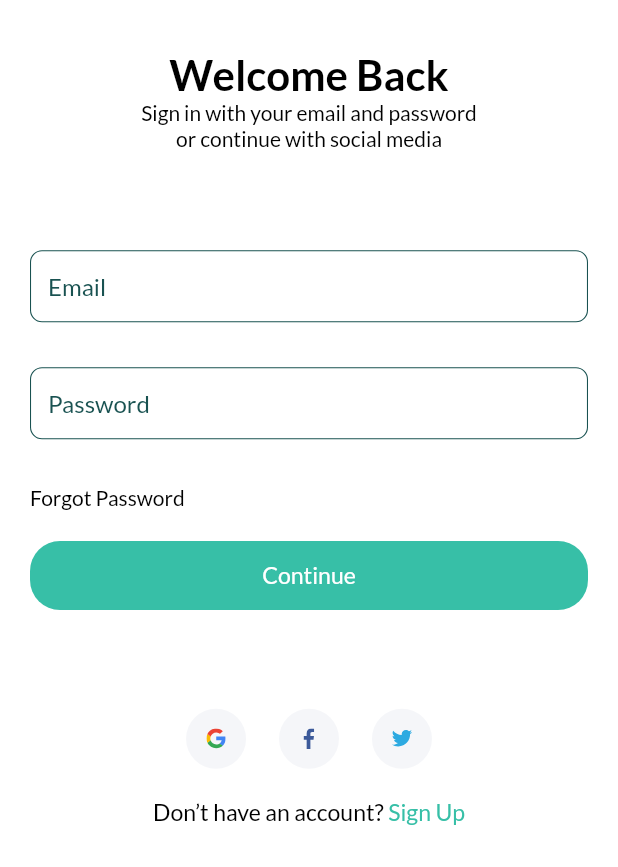
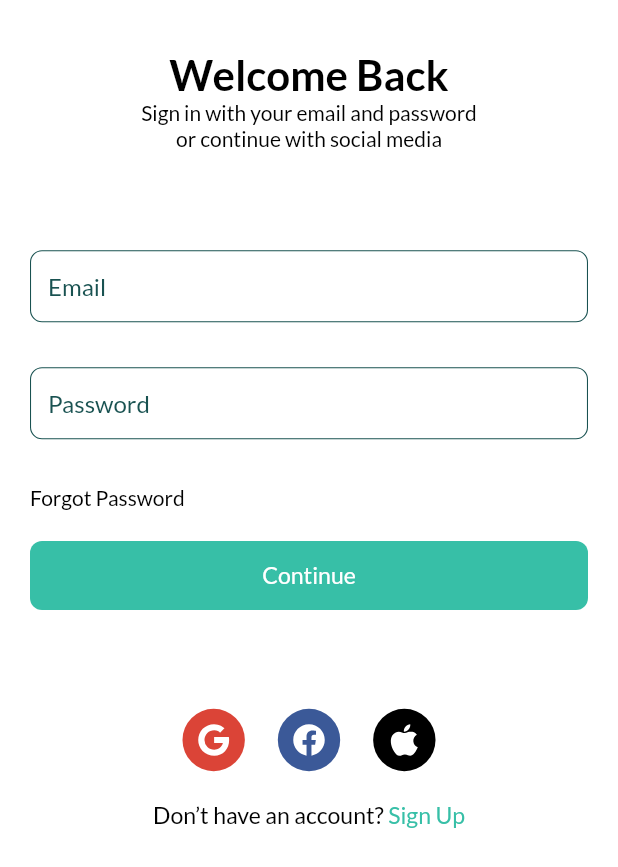
Before and after one commit to renankanu/app_kanu_delivery, a Flutter app: the SignInScreen screen opened by its route, on a phone screen of 412 x 824 dp. Shown: the top 867 px of the screen. Run offline on Flutter 3.47's test engine with Material 2 defaults, Android fonts, the phone set to English and light mode, and no system bars; our stand-ins replace flutter_icons, flutter_modular, flutter_svg, font_awesome_flutter.

Commit message:
Refactor - alter social icons from sign screen

```diff
--- a/lib/app/constants.dart
+++ b/lib/app/constants.dart
@@ -9,6 +9,8 @@ const kVictoria = const Color(0xFF544482);
 const kWhite = const Color(0xFFFFFFFF);
 const kBblack = const Color(0xFF000000);
 const kTextColor = Color(0xFF000000);
+const kFaceColor = Color(0xFF3b5998);
+const kGoogleColor = Color(0xFFDB4437);
 
 const kAnimationDuration = Duration(milliseconds: 400);
 
--- a/lib/app/pages/sign_in/widget/body.dart
+++ b/lib/app/pages/sign_in/widget/body.dart
@@ -1,8 +1,10 @@
+import 'package:app_kanu_delivery/app/constants.dart';
 import 'package:app_kanu_delivery/app/pages/sign_in/widget/sign_form.dart';
 import 'package:app_kanu_delivery/app/utils/size_config.dart';
 import 'package:app_kanu_delivery/app/widget/no_account_text.dart';
 import 'package:app_kanu_delivery/app/widget/socal_card.dart';
 import 'package:flutter/material.dart';
+import 'package:flutter_icons/flutter_icons.dart';
 
 class Body extends StatelessWidget {
   @override
@@ -36,16 +38,18 @@ class Body extends StatelessWidget {
                   mainAxisAlignment: MainAxisAlignment.center,
                   children: [
                     SocalCard(
-                      icon: "assets/icons/google-icon.svg",
+                        icon: Ionicons.logo_google,
+                        press: () {},
+                        color: kGoogleColor),
+                    SocalCard(
+                      icon: Ionicons.logo_facebook,
                       press: () {},
+                      color: kFaceColor,
                     ),
                     SocalCard(
-                      icon: "assets/icons/facebook-2.svg",
+                      icon: Ionicons.logo_apple,
                       press: () {},
-                    ),
-                    SocalCard(
-                      icon: "assets/icons/twitter.svg",
-                      press: () {},
+                      color: Colors.black,
                     ),
                   ],
                 ),
--- a/lib/app/pages/sign_up/widget/body.dart
+++ b/lib/app/pages/sign_up/widget/body.dart
@@ -26,23 +26,6 @@ class Body extends StatelessWidget {
                 SizedBox(height: SizeConfig.screenHeight * 0.08),
                 SignUpForm(),
                 SizedBox(height: SizeConfig.screenHeight * 0.08),
-                Row(
-                  mainAxisAlignment: MainAxisAlignment.center,
-                  children: [
-                    SocalCard(
-                      icon: "assets/icons/google-icon.svg",
-                      press: () {},
-                    ),
-                    SocalCard(
-                      icon: "assets/icons/facebook-2.svg",
-                      press: () {},
-                    ),
-                    SocalCard(
-                      icon: "assets/icons/twitter.svg",
-                      press: () {},
-                    ),
-                  ],
-                ),
                 SizedBox(height: getProportionateScreenHeight(20)),
                 Text(
                   'By continuing your confirm that you agree \nwith our Term and Condition',
--- a/lib/app/widget/default_button.dart
+++ b/lib/app/widget/default_button.dart
@@ -17,7 +17,7 @@ class DefaultButton extends StatelessWidget {
       width: double.infinity,
       height: 46,
       child: FlatButton(
-        shape: RoundedRectangleBorder(borderRadius: BorderRadius.circular(20)),
+        shape: RoundedRectangleBorder(borderRadius: BorderRadius.circular(8)),
         color: kPuertoRico,
         onPressed: press,
         child: Text(
--- a/lib/app/widget/socal_card.dart
+++ b/lib/app/widget/socal_card.dart
@@ -1,16 +1,18 @@
 import 'package:app_kanu_delivery/app/utils/size_config.dart';
 import 'package:flutter/material.dart';
-import 'package:flutter_svg/flutter_svg.dart';
+import 'package:flutter_icons/flutter_icons.dart';
 
 class SocalCard extends StatelessWidget {
   const SocalCard({
     Key key,
     this.icon,
     this.press,
+    this.color,
   }) : super(key: key);
 
-  final String icon;
+  final IconData icon;
   final Function press;
+  final Color color;
 
   @override
   Widget build(BuildContext context) {
@@ -19,14 +21,16 @@ class SocalCard extends StatelessWidget {
       child: Container(
         margin:
             EdgeInsets.symmetric(horizontal: getProportionateScreenWidth(10)),
-        padding: EdgeInsets.all(getProportionateScreenWidth(12)),
-        height: 40,
-        width: 40,
+        padding: EdgeInsets.all(getProportionateScreenWidth(8)),
         decoration: BoxDecoration(
-          color: Color(0xFFF5F6F9),
+          color: color,
           shape: BoxShape.circle,
         ),
-        child: SvgPicture.asset(icon),
+        child: Icon(
+          icon,
+          color: Colors.white,
+          size: 24,
+        ),
       ),
     );
   }
--- a/pubspec.yaml
+++ b/pubspec.yaml
@@ -31,6 +31,7 @@ dependencies:
   mobx: ^1.2.1+2
   flutter_mobx: ^1.1.0+2
   shared_preferences: ^0.5.10
+  flutter_icons: ^1.1.0
 
   # The following adds the Cupertino Icons font to your application.
   # Use with the CupertinoIcons class for iOS style icons.
```
Also changed, not shown: pubspec.lock.
